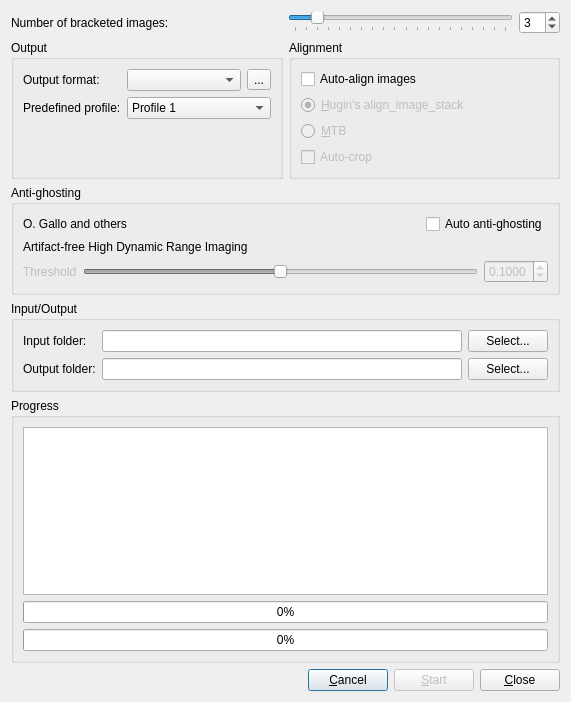
Before: the Qt Designer form src/BatchHDR/BatchHDRDialog.ui in LuminanceHDR/LuminanceHDR, drawn with Qt 5.
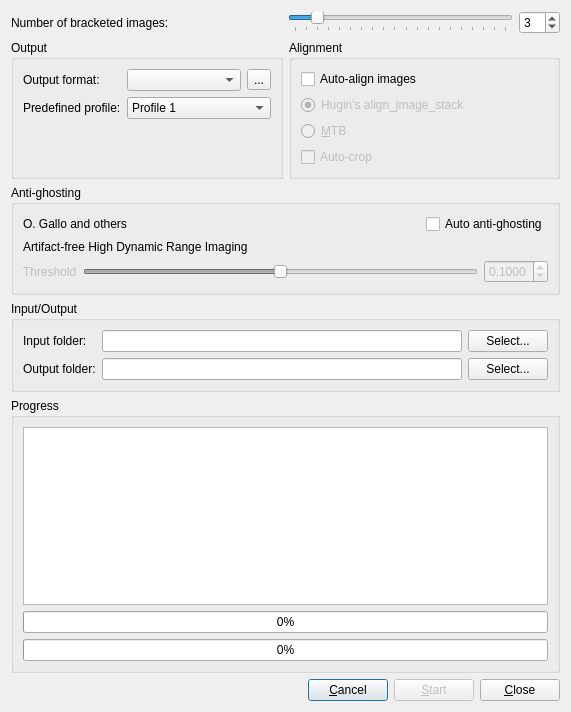
After: the same form once the commit is applied. Icons and pictures are not drawn.

Commit message: [icons-theme]: add FitsImporter fallback icons. Add missing luminance-hdr icon to some dialogs.

What changed in the file:
```diff
--- a/src/BatchHDR/BatchHDRDialog.ui
+++ b/src/BatchHDR/BatchHDRDialog.ui
@@ -7,7 +7,7 @@
     <x>0</x>
     <y>0</y>
     <width>571</width>
-    <height>702</height>
+    <height>712</height>
    </rect>
   </property>
   <property name="windowTitle">
@@ -239,7 +239,7 @@
                <string>Use Hugin's align_image_stack engine</string>
               </property>
               <property name="text">
-               <string>&amp;Hugin's align_image_stack</string>
+               <string>Hugin's align_&amp;image_stack</string>
               </property>
               <property name="checked">
                <bool>true</bool>
```
Left out of the diff: 10 changed lines with no effect on the pictures. The commit also changes 6 other files.
